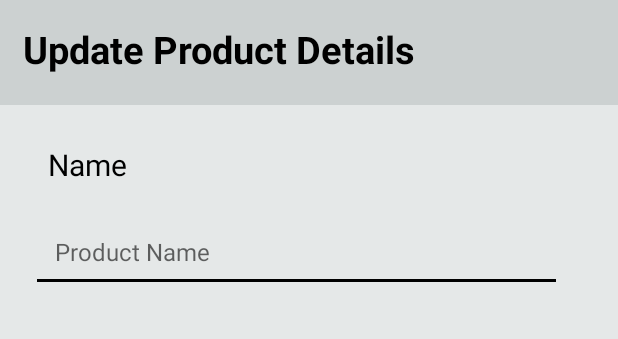
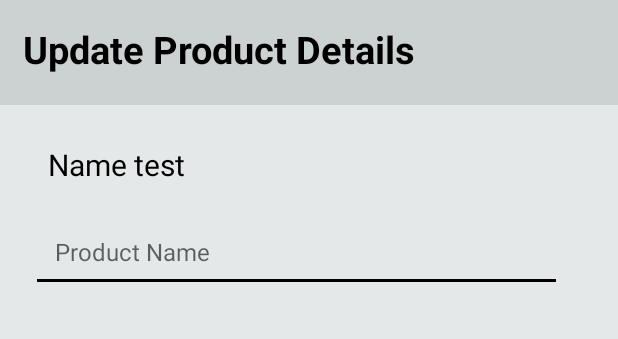
Before and after one commit to Azfa34/DEVNINJAS-ELLYMART, an Android app: the layout activity_admin_edit_product.xml on its own in the app's theme, with its tools: preview values and no code run, on a phone screen of 412 x 824 dp. Shown: the top 339 px of the screen. Run offline under Robolectric (Android 15) with nearby library versions, the phone set to English and light mode, and no system bars.

Commit message:
Update activity_admin_edit_product.xml

```diff
--- a/app/src/main/res/layout/activity_admin_edit_product.xml
+++ b/app/src/main/res/layout/activity_admin_edit_product.xml
@@ -25,7 +25,7 @@
         android:id="@+id/textView8"
         android:layout_width="match_parent"
         android:layout_height="wrap_content"
-        android:text="Name "
+        android:text="Name test "
         android:textSize="20dp"
         android:textColor="@color/black"
         android:layout_marginTop="10dp"
```
